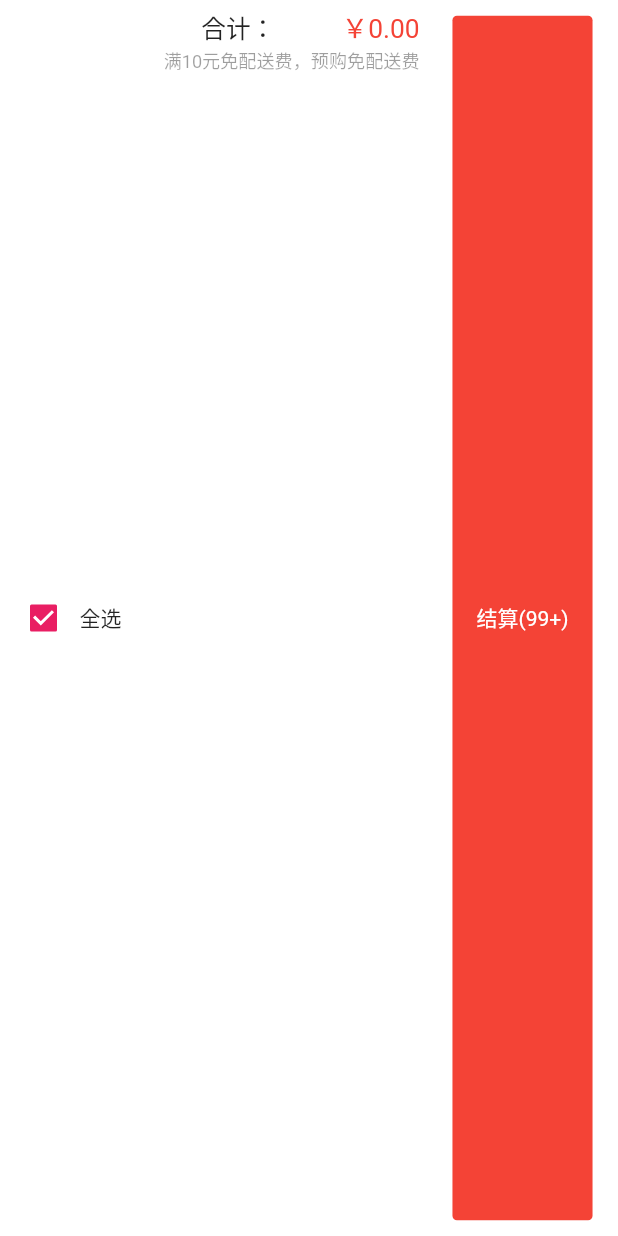
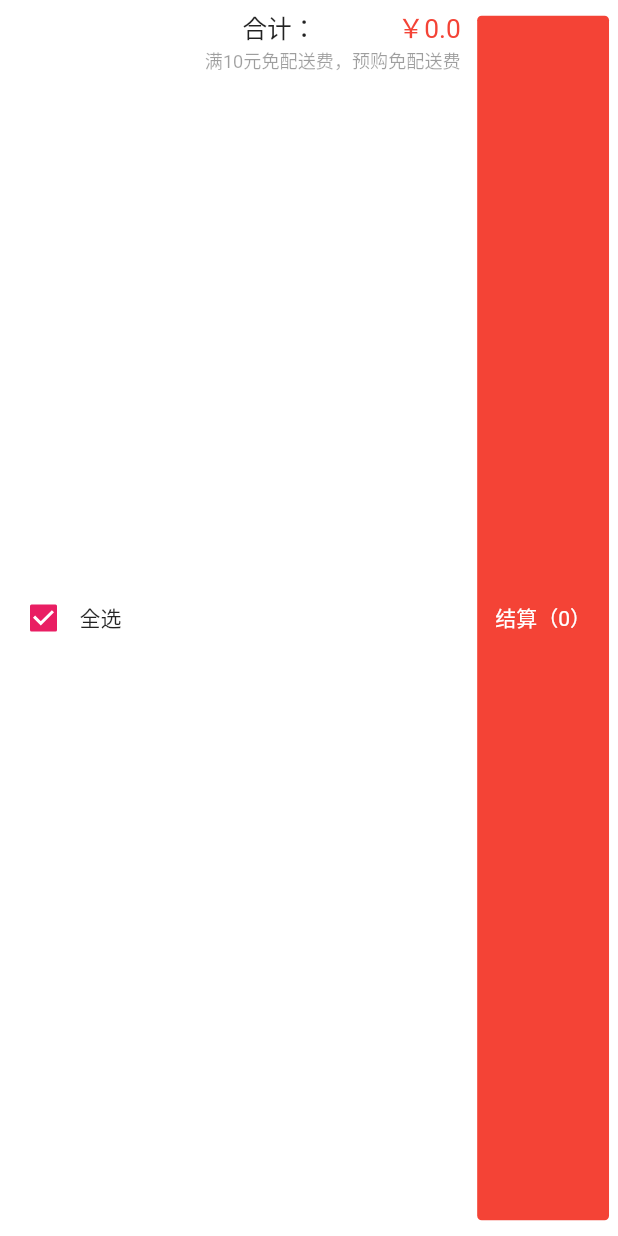
Before and after one commit to qllqll/flutterShop, a Flutter app: the CartBottom widget shown alone on an empty page, opened directly, on a phone screen of 412 x 824 dp. Run offline on Flutter 3.47's test engine with Material 2 defaults, Android fonts, the phone set to English and light mode, and no system bars; our stand-ins replace dio, fluro, flutter_easyrefresh, flutter_html, flutter_screenutil, flutter_swiper and 2 more; accounts and stored records are empty; network calls fail; statements that could not run were skipped.

Commit message:
还有一些小bug
还有一些小bug

```diff
--- a/flutter_shop/lib/model/cart_info.dart
+++ b/flutter_shop/lib/model/cart_info.dart
@@ -4,9 +4,10 @@ class CartInfoModel {
   int count;
   double price;
   String images;
+  bool isCheck;
 
   CartInfoModel(
-      {this.goodsId, this.goodsName, this.count, this.price, this.images});
+      {this.goodsId, this.goodsName, this.count, this.price, this.images,this.isCheck});
 
   CartInfoModel.fromJson(Map<String, dynamic> json) {
     goodsId = json['goodsId'];
@@ -14,6 +15,7 @@ class CartInfoModel {
     count = json['count'];
     price = json['price'];
     images = json['images'];
+    isCheck = json['isCheck'];
   }
 
   Map<String, dynamic> toJson() {
@@ -23,6 +25,8 @@ class CartInfoModel {
     data['count'] = this.count;
     data['price'] = this.price;
     data['images'] = this.images;
+    data['isCheck'] = this.isCheck;
+
     return data;
   }
 }
--- a/flutter_shop/lib/pages/cart_page/cart_bottom.dart
+++ b/flutter_shop/lib/pages/cart_page/cart_bottom.dart
@@ -1,25 +1,31 @@
 import 'package:flutter/material.dart';
 import 'package:flutter_screenutil/flutter_screenutil.dart';
+import 'package:provider/provider.dart';
+import '../../provider/cart.dart';
 
 class CartBottom extends StatelessWidget {
   @override
   Widget build(BuildContext context) {
+    return Consumer<CartNotifier>(builder: (context,cartNotifier,child){
+
       return Container(
         padding: EdgeInsets.all(5.0),
         color: Colors.white,
         child: Row(
           children: <Widget>[
             _selectAllBtn(),
-          _allProceArea(),
-          _goButtom(),
+            _allProceArea(cartNotifier.allPrice),
+            _goButtom(cartNotifier.allGoodsCount),
           ],
         ),
       );
+    });
+
   }
 
   Widget _selectAllBtn() {
     return Container(
-      width: ScreenUtil().setWidth(150),
+      width: ScreenUtil().setWidth(200),
       child: Row(
         children: <Widget>[
           Checkbox(
@@ -30,7 +36,7 @@ class CartBottom extends StatelessWidget {
     );
   }
 
-  Widget _allProceArea() {
+  Widget _allProceArea(price) {
     return Container(
       width: ScreenUtil().setWidth(350),
       child: Column(
@@ -49,7 +55,7 @@ class CartBottom extends StatelessWidget {
                   child: Container(
                 alignment: Alignment.centerRight,
                 child: Text(
-                  '￥0.00',
+                  '￥$price',
                   style: TextStyle(
                       fontSize: ScreenUtil().setSp(32), color: Colors.red),
                 ),
@@ -68,19 +74,23 @@ class CartBottom extends StatelessWidget {
     );
   }
 
-  Widget _goButtom() {
+  Widget _goButtom(count) {
     return Container(
       alignment: Alignment.center,
-      width: ScreenUtil().setWidth(250),
+      width: ScreenUtil().setWidth(200),
 //      margin: EdgeInsets.only(right: 10),
-      padding: EdgeInsets.fromLTRB(ScreenUtil().setWidth(40), ScreenUtil().setWidth(10), ScreenUtil().setWidth(40), ScreenUtil().setWidth(10)),
+      padding: EdgeInsets.fromLTRB(
+          ScreenUtil().setWidth(20),
+          ScreenUtil().setWidth(10),
+          ScreenUtil().setWidth(20),
+          ScreenUtil().setWidth(10)),
       child: InkWell(
         onTap: () {},
         child: Container(
-          padding: EdgeInsets.all(10),
+          padding: EdgeInsets.all(5),
           alignment: Alignment.center,
           child: Text(
-            '结算(99+)',
+            '结算（$count）',
             style: TextStyle(color: Colors.white),
           ),
           decoration: BoxDecoration(
--- a/flutter_shop/lib/pages/details_page/details_bottom.dart
+++ b/flutter_shop/lib/pages/details_page/details_bottom.dart
@@ -37,7 +37,7 @@ class DetailsBottom extends StatelessWidget {
               ),
               InkWell(
                 onTap: () async {
-                  await Provider.of<CartNotifier>(context)
+                  await Provider.of<CartNotifier>(context,listen: false)
                       .save(goodsId, goodsName, count, price, images);
                 },
                 child: Container(
```
Also changed, not shown: flutter_shop/lib/pages/cart_page.dart (+9 -18 lines), flutter_shop/lib/pages/cart_page/cart_count.dart (+63 -0 lines), flutter_shop/lib/pages/cart_page/cart_item.dart (+20 -10 lines), flutter_shop/lib/provider/cart.dart (+34 -6 lines). Lines whose indentation alone changed are shown as unchanged.
